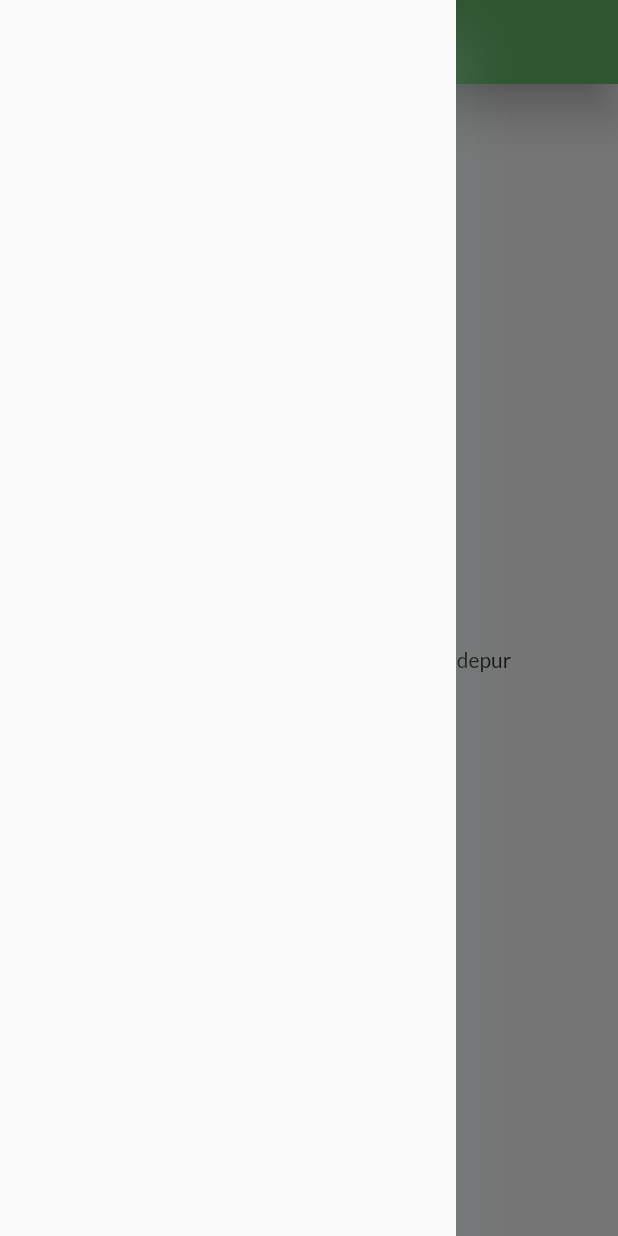
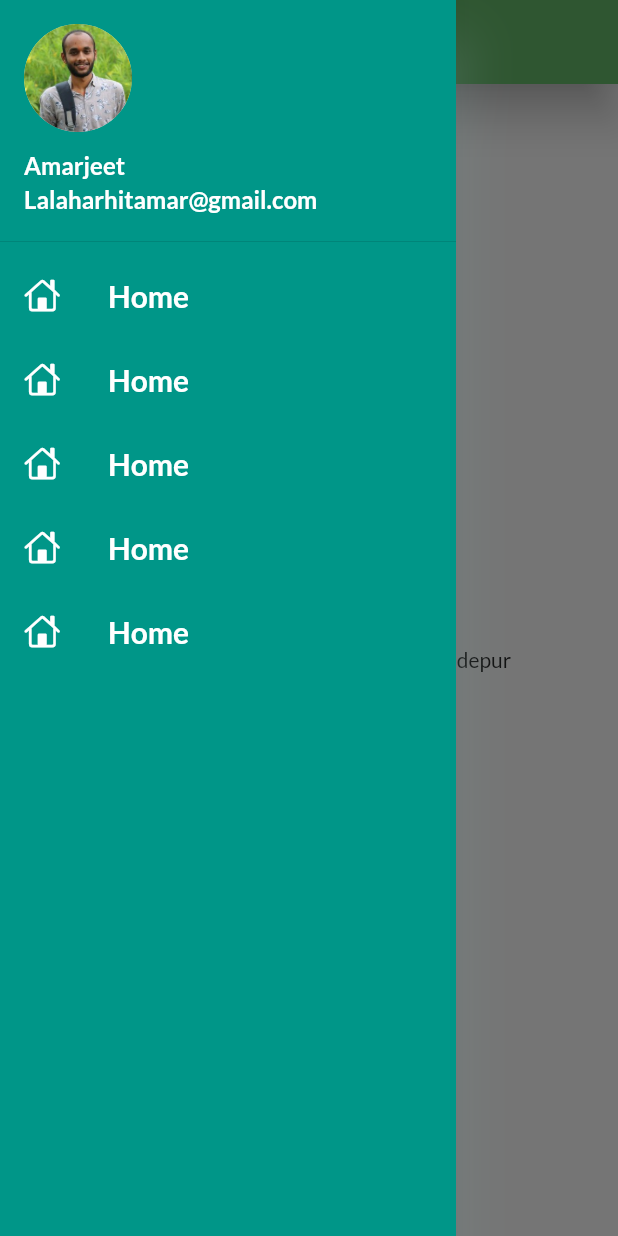
Before and after one commit to harshitAmar/30daysofFlutter, a Flutter app: the HomePage screen opened by its route, with the side drawer open, on a phone screen of 412 x 824 dp. Run offline on Flutter 3.47's test engine with Material 2 defaults, Android fonts, the phone set to English and light mode, and no system bars; our stand-ins replace google_fonts.

Commit message:
day 9 completed

```diff
--- a/lib/main.dart
+++ b/lib/main.dart
@@ -31,12 +31,12 @@ class MyApp extends StatelessWidget {
           ),
         ),
       ),
+      initialRoute: MyRoutes.homeRoute,
       darkTheme: ThemeData(brightness: Brightness.dark),
       routes: {
         "/": (context) => const LoginPage(),
         MyRoutes.loginRoute: (context) => const LoginPage(),
-        MyRoutes.homeRoute: (context) => HomePage(),
-        "/": (context) => LoginPage(),
+        MyRoutes.homeRoute: (context) => const HomePage(),
       },
     );
   }
--- a/lib/pages/homepage.dart
+++ b/lib/pages/homepage.dart
@@ -1,3 +1,4 @@
+import 'package:firstapp/widgets/drawer.dart';
 import 'package:flutter/material.dart';
 
 class HomePage extends StatelessWidget {
@@ -14,7 +15,7 @@ class HomePage extends StatelessWidget {
       body: Center(
         child: Text("Welcome to $days days of flutter from $name"),
       ),
-      drawer: const Drawer(),
+      drawer: const MyDrawer(),
     );
   }
 }
--- /dev/null
+++ b/lib/widgets/drawer.dart
@@ -0,0 +1,110 @@
+import 'package:flutter/cupertino.dart';
+import 'package:flutter/material.dart';
+
+class MyDrawer extends StatelessWidget {
+  const MyDrawer({Key? key}) : super(key: key);
+
+  @override
+  Widget build(BuildContext context) {
+    return Drawer(
+      child: Container(
+        color: Colors.teal,
+        child: ListView(
+          children: [
+            DrawerHeader(
+              padding: EdgeInsets.zero,
+              child: UserAccountsDrawerHeader(
+                decoration: BoxDecoration(
+                  color: Colors.teal,
+                ),
+                margin: EdgeInsets.zero,
+                accountEmail: Text(
+                  "Lalaharhitamar@gmail.com",
+                  style: TextStyle(
+                      color: Colors.white,
+                      fontWeight: FontWeight.bold,
+                      fontSize: 16),
+                ),
+                accountName: Text(
+                  "Amarjeet",
+                  style: TextStyle(
+                      color: Colors.white,
+                      fontWeight: FontWeight.bold,
+                      fontSize: 16),
+                ),
+                currentAccountPicture: CircleAvatar(
+                  backgroundImage: AssetImage("assets/images/amarjeet.png"),
+                ),
+              ),
+            ),
+            ListTile(
+              title: Text(
+                "Home",
+                style: TextStyle(
+                    color: Colors.white,
+                    fontWeight: FontWeight.bold,
+                    fontSize: 20),
+              ),
+              leading: Icon(
+                CupertinoIcons.home,
+                color: Colors.white,
+              ),
+            ),
+            ListTile(
+              title: Text(
+                "Home",
+                style: TextStyle(
+                    color: Colors.white,
+                    fontWeight: FontWeight.bold,
+                    fontSize: 20),
+              ),
+              leading: Icon(
+                CupertinoIcons.home,
+                color: Colors.white,
+              ),
+            ),
+            ListTile(
+              title: Text(
+                "Home",
+                style: TextStyle(
+                    color: Colors.white,
+                    fontWeight: FontWeight.bold,
+                    fontSize: 20),
+              ),
+              leading: Icon(
+                CupertinoIcons.home,
+                color: Colors.white,
+              ),
+            ),
+            ListTile(
+              title: Text(
+                "Home",
+                style: TextStyle(
+                    color: Colors.white,
+                    fontWeight: FontWeight.bold,
+                    fontSize: 20),
+              ),
+              leading: Icon(
+                CupertinoIcons.home,
+                color: Colors.white,
+              ),
+            ),
+            ListTile(
+              title: Text(
+                "Home",
+                style: TextStyle(
+                    color: Colors.white,
+                    fontWeight: FontWeight.bold,
+                    fontSize: 20),
+              ),
+              leading: Icon(
+                CupertinoIcons.home,
+                color: Colors.white,
+              ),
+            ),
+          ],
+        ),
+      ),
+    );
+  }
+}
```
Also changed, not shown: assets/images/amarjeet.png (added).
